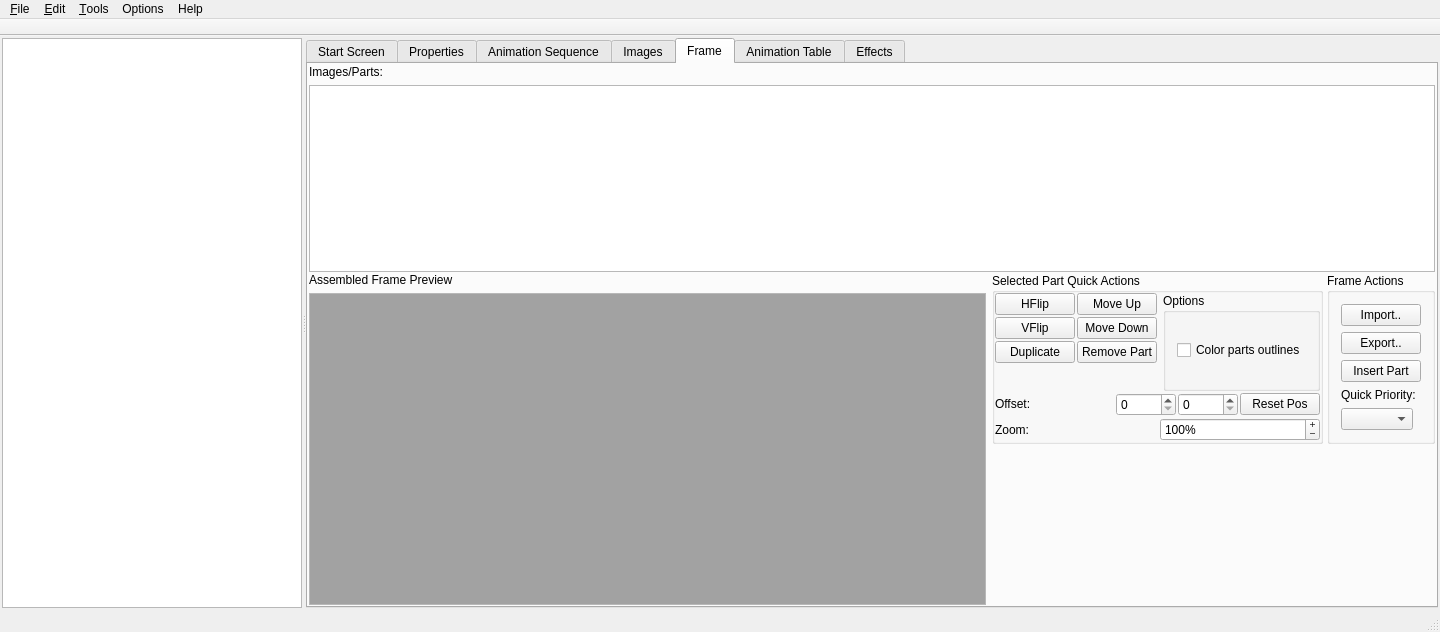
Old version of the form mainwindow.ui in the repository PsyCommando/ppmdu_spriteeditor.
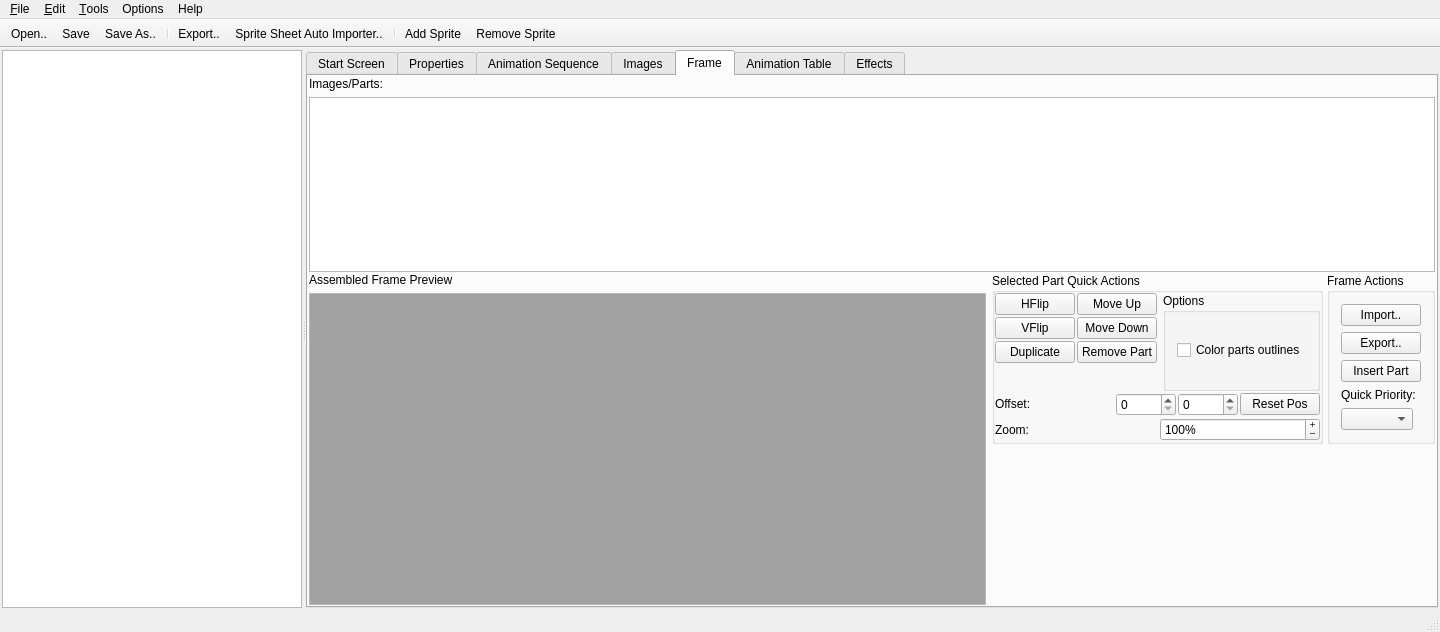
New version of the form. The open tabs and pages were chosen to show the change. Icons and pictures are not drawn.

```diff
--- a/mainwindow.ui
+++ b/mainwindow.ui
@@ -2067,6 +2067,12 @@
    <addaction name="menuHelp"/>
   </widget>
   <widget class="QToolBar" name="mainToolBar">
+   <property name="sizePolicy">
+    <sizepolicy hsizetype="Fixed" vsizetype="Fixed">
+     <horstretch>0</horstretch>
+     <verstretch>0</verstretch>
+    </sizepolicy>
+   </property>
    <property name="movable">
     <bool>false</bool>
    </property>
@@ -2075,8 +2081,8 @@
    </property>
    <property name="iconSize">
     <size>
-     <width>32</width>
-     <height>32</height>
+     <width>16</width>
+     <height>16</height>
     </size>
    </property>
    <property name="floatable">
@@ -2088,6 +2094,15 @@
    <attribute name="toolBarBreak">
     <bool>false</bool>
    </attribute>
+   <addaction name="action_Open"/>
+   <addaction name="action_Save"/>
+   <addaction name="actionSave_As"/>
+   <addaction name="separator"/>
+   <addaction name="action_Export"/>
+   <addaction name="actionSprite_Sheet_Auto_Importer"/>
+   <addaction name="separator"/>
+   <addaction name="action_AddSprite"/>
+   <addaction name="action_RemoveSprite"/>
   </widget>
   <widget class="QStatusBar" name="statusBar"/>
   <action name="action_Save">
@@ -2210,6 +2225,27 @@
     <string>&lt;html&gt;&lt;head/&gt;&lt;body&gt;&lt;p&gt;A tool meant to check for common errors and quickly fix them, to save the user  some time!&lt;/p&gt;&lt;/body&gt;&lt;/html&gt;</string>
    </property>
   </action>
+  <action name="action_AddSprite">
+   <property name="icon">
+    <iconset resource="appres.qrc">
+     <normaloff>:/resources/fugue-icons-3.5.6/icons/blue-document--plus.png</normaloff>:/resources/fugue-icons-3.5.6/icons/blue-document--plus.png</iconset>
+   </property>
+   <property name="text">
+    <string>Add Sprite</string>
+   </property>
+  </action>
+  <action name="action_RemoveSprite">
+   <property name="icon">
+    <iconset resource="appres.qrc">
+     <normaloff>:/resources/fugue-icons-3.5.6/icons/blue-document--minus.png</normaloff>:/resources/fugue-icons-3.5.6/icons/blue-document--minus.png</iconset>
+   </property>
+   <property name="text">
+    <string>Remove Sprite</string>
+   </property>
+   <property name="toolTip">
+    <string>Remove Sprite</string>
+   </property>
+  </action>
  </widget>
  <layoutdefault spacing="6" margin="11"/>
  <resources>
```
Left out of the diff: 85 changed lines with no effect on the pictures.
